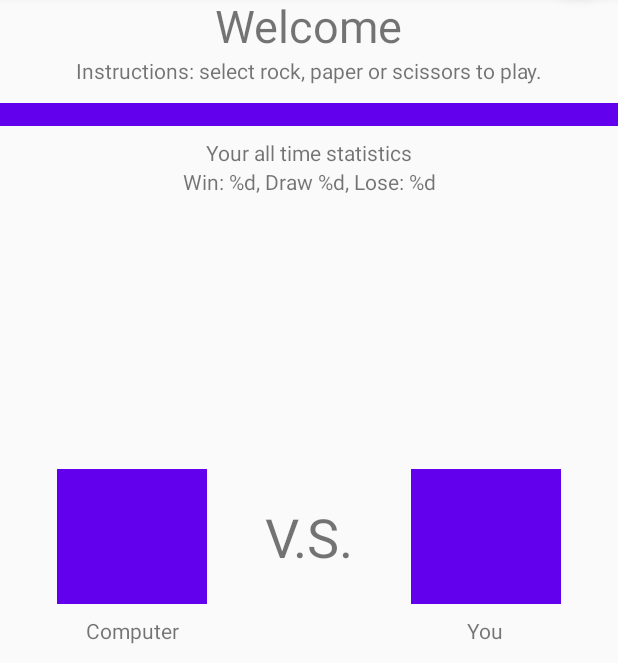
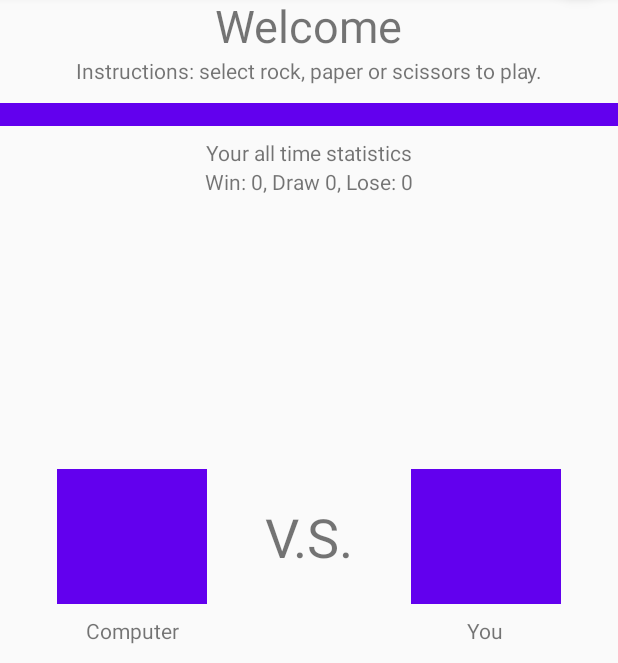
Before and after one commit to sishi1/MadLevel4Task2, an Android app: the screen it shows after launch (MainActivity), on a phone screen of 412 x 824 dp, the part 89-752 px from its top. Run offline under Robolectric (Android 15) with nearby library versions, the phone set to English and light mode, and no system bars; our stand-ins replace Room's generated code.

Commit message:
Fixed small issues

```diff
--- a/MadLevel4Task2/app/src/main/java/com/example/madlevel4task2/ui/PlayFragment.kt
+++ b/MadLevel4Task2/app/src/main/java/com/example/madlevel4task2/ui/PlayFragment.kt
@@ -18,7 +18,8 @@ import kotlinx.coroutines.Dispatchers
 import kotlinx.coroutines.launch
 import kotlinx.coroutines.withContext
 import java.lang.Math.floorMod
-import java.time.LocalDateTime.now
+import java.text.SimpleDateFormat
+import java.util.*
 import kotlin.random.Random
 
 /**
@@ -31,6 +32,9 @@ class PlayFragment : Fragment() {
 
     private val mainScope = CoroutineScope(Dispatchers.Main)
     private val RPS = RockPaperScissors.values()
+
+    private val sdf = SimpleDateFormat("dd.MM.yyyy 'at' HH:mm:ss z", Locale.getDefault())
+    private var currentDateAndTime: String = sdf.format(Date())
 
     override fun onCreateView(
         inflater: LayoutInflater, container: ViewGroup?,
@@ -50,6 +54,7 @@ class PlayFragment : Fragment() {
         binding.ivPaper.setOnClickListener { play(RockPaperScissors.PAPER) }
         binding.ivScissors.setOnClickListener { play(RockPaperScissors.SCISSORS) }
 
+        updateStats()
     }
 
     @RequiresApi(Build.VERSION_CODES.O)
@@ -79,7 +84,7 @@ class PlayFragment : Fragment() {
             player = player.ordinal,
             computer = computer.ordinal,
             winner = winner.ordinal,
-            date = now().toString()
+            date = currentDateAndTime
         )
 
         mainScope.launch {
--- a/MadLevel4Task2/app/src/main/res/layout/fragment_history.xml
+++ b/MadLevel4Task2/app/src/main/res/layout/fragment_history.xml
@@ -11,7 +11,9 @@
         android:layout_width="match_parent"
         android:layout_height="?attr/actionBarSize"
         android:background="?attr/colorPrimary"
+        app:layout_constraintBottom_toTopOf="@+id/rvHistory"
         app:layout_constraintEnd_toEndOf="parent"
+        app:layout_constraintHorizontal_bias="0.0"
         app:layout_constraintStart_toStartOf="parent"
         app:layout_constraintTop_toTopOf="parent" />
 
@@ -51,7 +53,7 @@
     <androidx.recyclerview.widget.RecyclerView
         android:id="@+id/rvHistory"
         android:layout_width="match_parent"
-        android:layout_height="673dp"
+        android:layout_height="0dp"
         android:layout_marginTop="2dp"
         app:layout_constraintBottom_toBottomOf="parent"
         app:layout_constraintEnd_toEndOf="parent"
--- a/MadLevel4Task2/app/src/main/res/layout/fragment_play.xml
+++ b/MadLevel4Task2/app/src/main/res/layout/fragment_play.xml
@@ -48,8 +48,9 @@
     <TextView
         android:id="@+id/tvResult"
         android:layout_width="0dp"
-        android:layout_height="14dp"
+        android:layout_height="30dp"
         android:layout_margin="24dp"
+        android:textAlignment="center"
         android:textSize="18dp"
         android:textStyle="bold"
         app:layout_constraintBottom_toTopOf="@+id/ivYou"
```
Also changed, not shown: MadLevel4Task2/app/src/main/java/com/example/madlevel4task2/ui/HistoryFragment.kt (+9 -4 lines).
